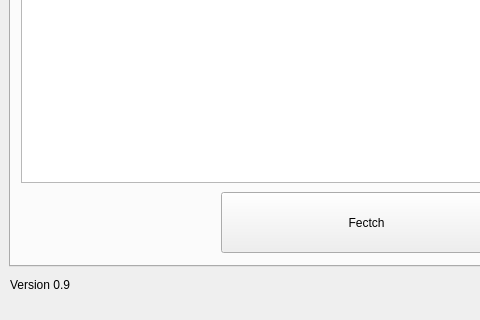
This is QtDesignerGUI/GUI.ui in PaytonZ/python-get-followers as Qt 5 draws it before an edit; both pictures show x 0 to 480 and y 292 to 612 of the 747 by 612 pixel window. The edited form follows.
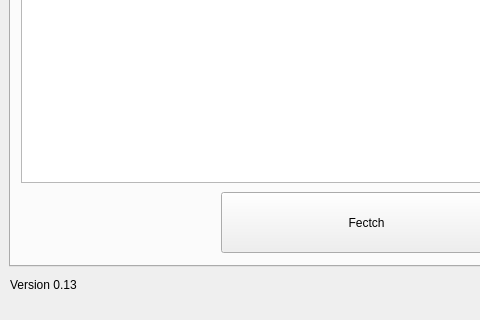
This is the edited form. The open tabs and pages were chosen to show the change. Icons and pictures are not drawn.

Commit message: funcionando el fetch de followers en la gui

Patch:
```diff
--- a/QtDesignerGUI/GUI.ui
+++ b/QtDesignerGUI/GUI.ui
@@ -534,7 +534,7 @@
      </rect>
     </property>
     <property name="text">
-     <string>Version 0.9</string>
+     <string>Version 0.13</string>
     </property>
    </widget>
   </widget>
```
Left out of the diff: 12 changed lines with no effect on the pictures. The commit also changes 6 other files.
